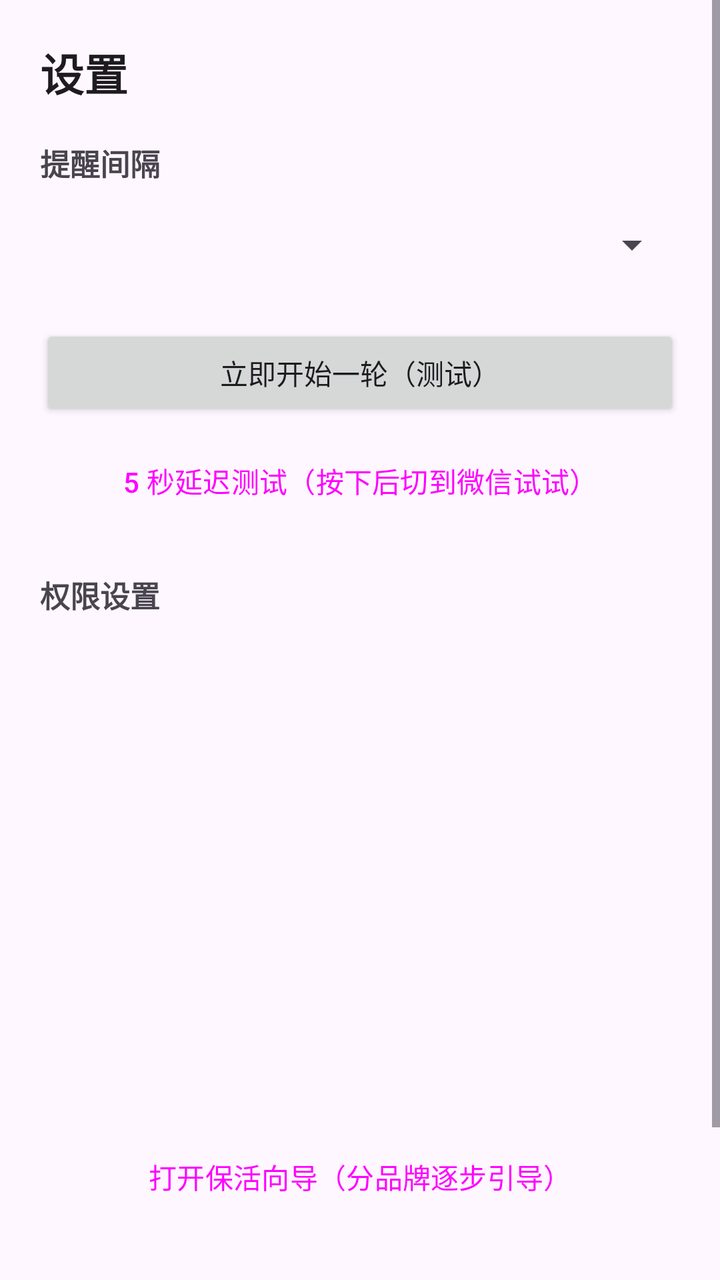
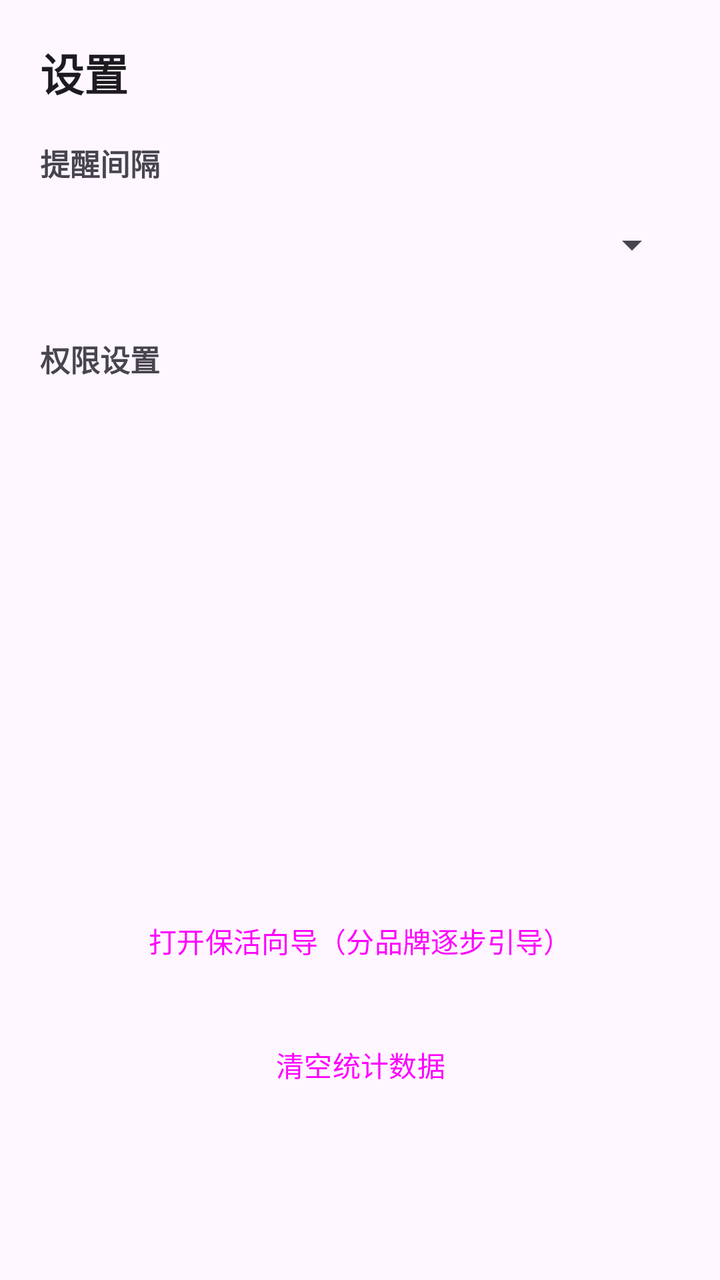

Compare the two renders of this Android layout. The source of the first and the diff that turns it into the second are given below.
<!-- AndroidManifest.xml: application theme Theme.App -->
<!-- res/layout/activity_settings.xml -->
<?xml version="1.0" encoding="utf-8"?>
<ScrollView xmlns:android="http://schemas.android.com/apk/res/android"
    android:layout_width="match_parent"
    android:layout_height="match_parent"
    android:fillViewport="true">

    <LinearLayout
        android:layout_width="match_parent"
        android:layout_height="wrap_content"
        android:orientation="vertical"
        android:padding="20dp">

        <TextView
            android:layout_width="wrap_content"
            android:layout_height="wrap_content"
            android:text="@string/settings_title"
            android:textAppearance="?attr/textAppearanceTitleLarge"
            android:textStyle="bold" />

        <TextView
            android:layout_width="wrap_content"
            android:layout_height="wrap_content"
            android:layout_marginTop="18dp"
            android:text="@string/interval_label"
            android:textSize="15sp"
            android:textStyle="bold" />

        <Spinner
            android:id="@+id/spinnerInterval"
            android:layout_width="match_parent"
            android:layout_height="48dp"
            android:layout_marginTop="6dp" />

        <LinearLayout
            android:id="@+id/customRow"
            android:layout_width="match_parent"
            android:layout_height="wrap_content"
            android:layout_marginTop="8dp"
            android:gravity="center_vertical"
            android:orientation="horizontal"
            android:visibility="gone">

            <EditText
                android:id="@+id/editCustom"
                android:layout_width="0dp"
                android:layout_height="wrap_content"
                android:layout_weight="1"
                android:hint="@string/custom_hint"
                android:inputType="number"
                android:singleLine="true" />

            <TextView
                android:layout_width="wrap_content"
                android:layout_height="wrap_content"
                android:layout_marginStart="8dp"
                android:text="@string/seconds_unit" />
        </LinearLayout>

        <Button
            android:id="@+id/btnTest"
            android:layout_width="match_parent"
            android:layout_height="wrap_content"
            android:layout_marginTop="16dp"
            android:text="@string/btn_test" />

        <Button
            android:id="@+id/btnTestDelay"
            style="@style/Widget.Material3.Button.TonalButton"
            android:layout_width="match_parent"
            android:layout_height="wrap_content"
            android:layout_marginTop="6dp"
            android:text="@string/btn_test_delay" />

        <TextView
            android:layout_width="wrap_content"
            android:layout_height="wrap_content"
            android:layout_marginTop="22dp"
            android:text="@string/perm_section"
            android:textSize="15sp"
            android:textStyle="bold" />

        <Button
            android:id="@+id/btnPermNotif"
            style="@style/PermButton"
            android:layout_width="match_parent"
            android:layout_height="wrap_content"
            android:layout_marginTop="8dp" />

        <Button
            android:id="@+id/btnPermUsage"
            style="@style/PermButton"
            android:layout_width="match_parent"
            android:layout_height="wrap_content" />

        <Button
            android:id="@+id/btnPermOverlay"
            style="@style/PermButton"
            android:layout_width="match_parent"
            android:layout_height="wrap_content" />

        <Button
            android:id="@+id/btnPermBattery"
            style="@style/PermButton"
            android:layout_width="match_parent"
            android:layout_height="wrap_content" />

        <Button
            android:id="@+id/btnPermFsi"
            style="@style/PermButton"
            android:layout_width="match_parent"
            android:layout_height="wrap_content"
            android:visibility="gone" />

        <Button
            android:id="@+id/btnPermA11y"
            style="@style/PermButton"
            android:layout_width="match_parent"
            android:layout_height="wrap_content" />

        <Button
            android:id="@+id/btnWizard"
            style="@style/Widget.Material3.Button.TonalButton"
            android:layout_width="match_parent"
            android:layout_height="wrap_content"
            android:layout_marginTop="8dp"
            android:text="@string/btn_wizard" />

        <Button
            android:id="@+id/btnResetStats"
            style="@style/Widget.Material3.Button.OutlinedButton"
            android:layout_width="match_parent"
            android:layout_height="wrap_content"
            android:layout_marginTop="14dp"
            android:text="@string/btn_reset_stats" />

        <TextView
            android:id="@+id/versionText"
            android:layout_width="match_parent"
            android:layout_height="wrap_content"
            android:layout_marginTop="16dp"
            android:textColor="?attr/colorOnSurfaceVariant"
            android:textSize="12sp" />
    </LinearLayout>
</ScrollView>
<!-- resources referenced by this layout -->
<resources>
  <string name="btn_reset_stats">清空统计数据</string>
  <string name="btn_test">立即开始一轮（测试）</string>
  <string name="btn_test_delay">5 秒延迟测试（按下后切到微信试试）</string>
  <string name="btn_wizard">打开保活向导（分品牌逐步引导）</string>
  <string name="custom_hint">输入秒数（5–86400）</string>
  <string name="interval_label">提醒间隔</string>
  <string name="perm_section">权限设置</string>
  <string name="seconds_unit">秒</string>
  <string name="settings_title">设置</string>
  <style name="PermButton" parent="Widget.Material3.Button.TonalButton">
          <item name="android:insetTop">3dp</item>
          <item name="android:insetBottom">3dp</item>
          <item name="android:textSize">14sp</item>
      </style>
  <style name="Theme.App" parent="Theme.Material3.DayNight.NoActionBar">
          <item name="colorPrimary">@color/brand_primary</item>
          <item name="colorOnPrimary">#FFFFFF</item>
          <item name="colorPrimaryContainer">@color/brand_container</item>
          <item name="colorOnPrimaryContainer">#10125C</item>
      </style>
  <color name="brand_primary">#3F51B5</color>
  <color name="brand_container">#DFE2FF</color>
</resources>

<!-- the commit's change to res/layout/activity_settings.xml (unified diff, before → after) -->
@@ -55,21 +55,6 @@
                 android:layout_marginStart="8dp"
                 android:text="@string/seconds_unit" />
         </LinearLayout>
-
-        <Button
-            android:id="@+id/btnTest"
-            android:layout_width="match_parent"
-            android:layout_height="wrap_content"
-            android:layout_marginTop="16dp"
-            android:text="@string/btn_test" />
-
-        <Button
-            android:id="@+id/btnTestDelay"
-            style="@style/Widget.Material3.Button.TonalButton"
-            android:layout_width="match_parent"
-            android:layout_height="wrap_content"
-            android:layout_marginTop="6dp"
-            android:text="@string/btn_test_delay" />
 
         <TextView
             android:layout_width="wrap_content"
<!-- resource entries referenced after the edit -->
@@ -1,8 +1,6 @@
 <!-- resources referenced by this layout -->
 <resources>
   <string name="btn_reset_stats">清空统计数据</string>
-  <string name="btn_test">立即开始一轮（测试）</string>
-  <string name="btn_test_delay">5 秒延迟测试（按下后切到微信试试）</string>
   <string name="btn_wizard">打开保活向导（分品牌逐步引导）</string>
   <string name="custom_hint">输入秒数（5–86400）</string>
   <string name="interval_label">提醒间隔</string>
